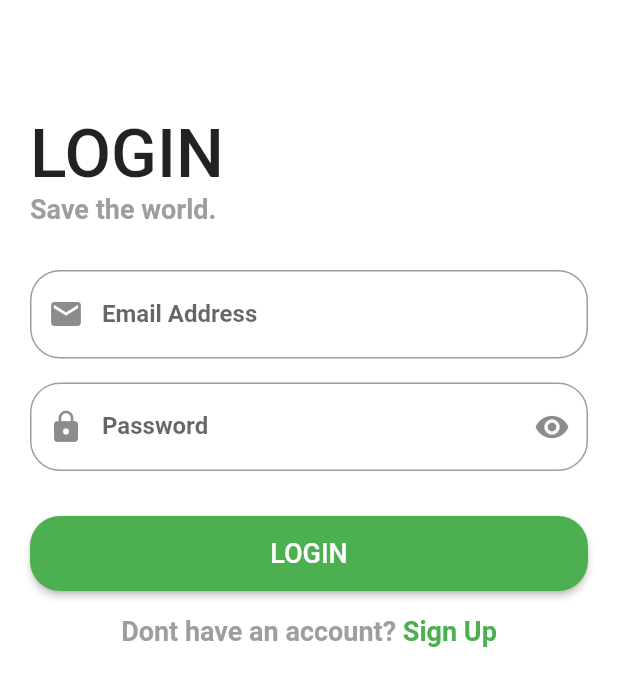
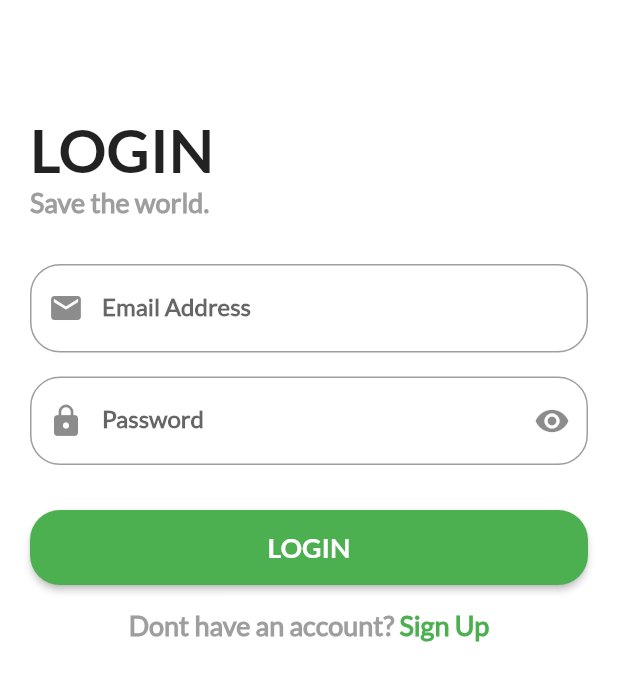
Before and after one commit to SHEFOO2008/Green, a Flutter app: the screen it shows after launch, after a tap on the "arrow forward ios" icon, after a tap on "SKIP", on a phone screen of 412 x 824 dp. Shown: the top 686 px of the screen. Run offline on Flutter 3.47's test engine with Material 2 defaults, Android fonts, the phone set to English and light mode, and no system bars; our stand-ins replace dio, flutter_bloc, fluttertoast, hexcolor, shared_preferences, smooth_page_indicator.

Commit message:
finishing most of login screen ui and adding new fonts to the app (Lato)

```diff
--- a/lib/main.dart
+++ b/lib/main.dart
@@ -18,6 +18,7 @@ class MyApp extends StatelessWidget {
       debugShowCheckedModeBanner: false,
       theme: lightTheme,
       darkTheme: darkTheme,
+      themeMode: ThemeMode.light,
       home: OnBoardingScreen(),
     );
   }
--- a/lib/modules/login/login_screen.dart
+++ b/lib/modules/login/login_screen.dart
@@ -1,11 +1,11 @@
 import 'package:flutter/gestures.dart';
 import 'package:flutter/material.dart';
+import 'package:green/modules/register/register_screen.dart';
+import 'package:green/shared/Functions.dart';
 import '../../shared/custom_widgets/TextFormFieldWidget.dart';
 
 class LoginScreen extends StatelessWidget {
-  final _formKey = GlobalKey<FormState>();
-
-  LoginScreen({Key? key}) : super(key: key);
+  var _formKey = GlobalKey<FormState>();
 
   @override
   Widget build(BuildContext context) {
@@ -18,22 +18,24 @@ class LoginScreen extends StatelessWidget {
         padding: const EdgeInsets.all(20.0),
         child: Form(
           key: _formKey,
-          child: Positioned(
-            top: 100,
           child: Column(
               crossAxisAlignment: CrossAxisAlignment.start,
             children: [
               Text(
                   'LOGIN',
                 style: Theme.of(context).textTheme.headline5!.copyWith(
-                    fontSize: 45,
-                    fontWeight: FontWeight.w500,
+                  fontSize: 40,
+                  fontWeight: FontWeight.w700,
+                  fontFamily: 'Lato-Bold',
+                  fontStyle: FontStyle.normal,
                 ),
               ),
               Text(
                   'Save the world.',
                 style: Theme.of(context).textTheme.bodyText1?.copyWith(
                   color: Colors.grey,
+                  fontWeight: FontWeight.w800,
+                  fontFamily: 'Lato-Regular',
                 ),
 
               ),
@@ -120,6 +122,7 @@ class LoginScreen extends StatelessWidget {
                   style: TextStyle(
                     color: Colors.white,
                     fontSize: 18,
+                    fontFamily: 'Lato-Bold',
                   ),
                 ),
               ),
@@ -129,6 +132,7 @@ class LoginScreen extends StatelessWidget {
                   text: 'Dont have an account? ',
                   style: Theme.of(context).textTheme.bodyText1?.copyWith(
                     color: Colors.grey,
+                    fontFamily: 'Lato-Regular',
                   ),
                   children: [
                     TextSpan(
@@ -137,15 +141,9 @@ class LoginScreen extends StatelessWidget {
                         color: Colors.green,
                       ),
                       recognizer: TapGestureRecognizer()..onTap = () {
-                          //TODO: Add SignUpScreen
 
-                          // Navigator.push(
-                          //   context,
-                          //
-                          //   MaterialPageRoute(
-                          //     builder: (context) => ,
-                          //   ),
-                          // );
+                        //TODO: Change to navigateAndReplaceTo to replace the current screen
+                        navigateTo(const RegisterScreen(), context);
                       },
                     ),
                   ],
@@ -155,7 +153,6 @@ class LoginScreen extends StatelessWidget {
           ),
         ),
       ),
-      ),
     );
   }
 }
--- a/lib/shared/styles/themes.dart
+++ b/lib/shared/styles/themes.dart
@@ -1,43 +1,81 @@
 import 'package:flutter/material.dart';
 import 'package:flutter/services.dart';
 import 'package:green/shared/styles/colors.dart';
+import 'package:hexcolor/hexcolor.dart';
 
-ThemeData darkTheme = ThemeData(
-  //  scaffoldBackgroundColor: HexColor('333739'),
-  primarySwatch: buildMaterialColor(const Color(0xFF00AF19)),
-  appBarTheme: const AppBarTheme(
-    titleTextStyle: TextStyle(
+final primarySwatch = buildMaterialColor(const Color(0xFF00AF19));
+AppBarTheme appBarLightTheme = AppBarTheme(
+  titleTextStyle: const TextStyle(
     color: Colors.white,
     fontSize: 20.0,
     fontWeight: FontWeight.bold,
+    fontFamily: 'Lato-Regular',
   ),
   iconTheme: const IconThemeData(
       color: Colors.white
   ),
   systemOverlayStyle: SystemUiOverlayStyle(
-      //  statusBarColor: HexColor('333739'),
+      statusBarColor:  HexColor('333739'),
       statusBarIconBrightness: Brightness.light
   ),
-    // backgroundColor: HexColor('333739'),
+   backgroundColor: HexColor('333739'),
   elevation: 0.0,
+);
+const AppBarTheme appBarDarkTheme = AppBarTheme(
+  titleTextStyle: TextStyle(
+    color: Colors.black,
+    fontSize: 20.0,
+    fontWeight: FontWeight.bold,
+    fontFamily: 'Lato-Regular',
   ),
-  floatingActionButtonTheme: FloatingActionButtonThemeData(
+  iconTheme: IconThemeData(
+      color: Colors.black
+  ),
+  systemOverlayStyle: SystemUiOverlayStyle(
+      statusBarColor: Colors.white,
+      statusBarIconBrightness: Brightness.dark
+  ),
+  backgroundColor: Colors.white,
+  elevation: 0.0,
+);
+final FloatingActionButtonThemeData floatingActionButtonTheme = FloatingActionButtonThemeData(
   backgroundColor: greenColor,
-  ),
-  bottomNavigationBarTheme: BottomNavigationBarThemeData(
+);
+final BottomNavigationBarThemeData bottomNavigationBarLightTheme = BottomNavigationBarThemeData(
   type: BottomNavigationBarType.fixed,
   selectedItemColor: greenColor,
   unselectedItemColor: Colors.grey,
   elevation: 40.0,
-    //backgroundColor: HexColor('333739'),
-  ),
-  listTileTheme: const ListTileThemeData(
+  backgroundColor: HexColor('333739'),
+);
+final BottomNavigationBarThemeData bottomNavigationBarDarkTheme = BottomNavigationBarThemeData(
+  type: BottomNavigationBarType.fixed,
+  selectedItemColor: greenColor,
+  unselectedItemColor: Colors.grey,
+  elevation: 40.0,
+  backgroundColor: Colors.white,
+);
+const ListTileThemeData listTileLightTheme = ListTileThemeData(
   iconColor: Colors.white,
-  ),
-  drawerTheme: DrawerThemeData(
-  //  backgroundColor: HexColor('333739'),
+);
+const ListTileThemeData listTileDarkTheme = ListTileThemeData(
+  iconColor: Colors.black,
+);
+final DrawerThemeData drawerLightTheme = DrawerThemeData(
+   backgroundColor: HexColor('333739'),
+);
+const DrawerThemeData drawerDarkTheme = DrawerThemeData(
+   backgroundColor: Colors.white,
+);
 
-  ),
+ThemeData darkTheme = ThemeData(
+  scaffoldBackgroundColor: HexColor('333739'),
+  primarySwatch: primarySwatch,
+  appBarTheme: appBarLightTheme,
+  floatingActionButtonTheme: floatingActionButtonTheme,
+  bottomNavigationBarTheme: bottomNavigationBarLightTheme,
+  listTileTheme: listTileLightTheme,
+  drawerTheme: drawerLightTheme,
   textTheme: const TextTheme(
     bodyText1: TextStyle(
       fontSize: 18.0,
@@ -53,41 +91,13 @@ ThemeData darkTheme = ThemeData(
   iconTheme: const IconThemeData(color: Colors.white),
 );
 ThemeData lightTheme = ThemeData(
-  primarySwatch: buildMaterialColor(const Color(0xFF00AF19)),
+  primarySwatch: primarySwatch,
   scaffoldBackgroundColor: Colors.white,
-  appBarTheme: const AppBarTheme(
-    titleTextStyle: TextStyle(
-      color: Colors.black,
-      fontSize: 20.0,
-      fontWeight: FontWeight.bold,
-    ),
-    iconTheme: IconThemeData(
-        color: Colors.black
-    ),
-    //backwardsCompatibility: false,
-    systemOverlayStyle: SystemUiOverlayStyle(
-        statusBarColor: Colors.white,
-        statusBarIconBrightness: Brightness.dark
-    ),
-    backgroundColor: Colors.white,
-    elevation: 0.0,
-  ),
-  floatingActionButtonTheme: FloatingActionButtonThemeData(
-    backgroundColor: greenColor,
-  ),
-  listTileTheme: const ListTileThemeData(
-    iconColor: Colors.black,
-  ),
-  bottomNavigationBarTheme: BottomNavigationBarThemeData(
-    type: BottomNavigationBarType.fixed,
-    selectedItemColor: greenColor,
-    unselectedItemColor: Colors.grey,
-    elevation: 40.0,
-    backgroundColor: Colors.white,
-  ),
-  drawerTheme: const DrawerThemeData(
-    backgroundColor: Colors.white,
-  ),
+  appBarTheme: appBarDarkTheme,
+  floatingActionButtonTheme: floatingActionButtonTheme,
+  listTileTheme: listTileDarkTheme,
+  bottomNavigationBarTheme: bottomNavigationBarDarkTheme,
+  drawerTheme: drawerDarkTheme,
   textTheme: const TextTheme(
     bodyText1: TextStyle(
       fontSize: 18.0,
@@ -100,5 +110,6 @@ ThemeData lightTheme = ThemeData(
       color: Colors.black,
     ),
   ),
+  fontFamily: 'Lato-Regular',
   iconTheme: const IconThemeData(color: Colors.black),
 );
```
Also changed, not shown: lib/modules/register/register_screen.dart (added, +17 -0 lines), pubspec.yaml (+32 -1 lines), assets/fonts/Lato-Black.ttf (added), assets/fonts/Lato-BlackItalic.ttf (added), assets/fonts/Lato-Bold.ttf (added), assets/fonts/Lato-BoldItalic.ttf (added), assets/fonts/Lato-Italic.ttf (added), assets/fonts/Lato-Light.ttf (added), assets/fonts/Lato-LightItalic.ttf (added), assets/fonts/Lato-Regular.ttf (added), assets/fonts/Lato-Thin.ttf (added), assets/fonts/Lato-ThinItalic.ttf (added). Lines whose indentation alone changed are shown as unchanged.
